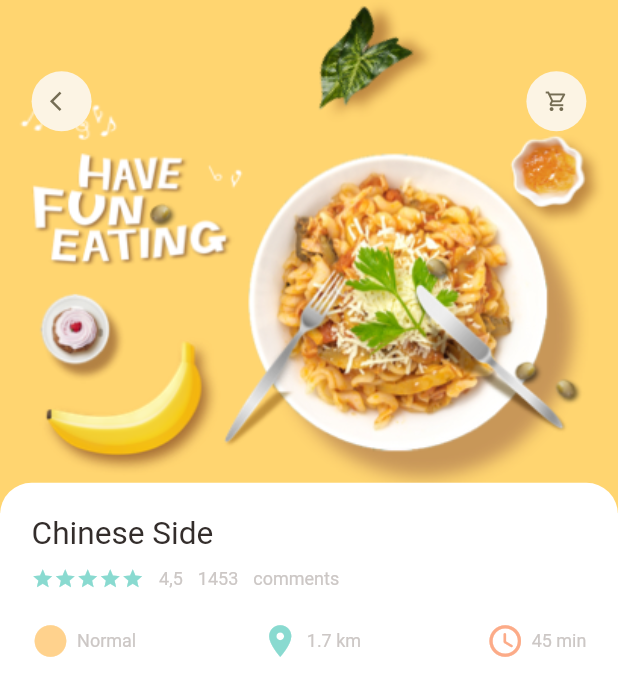
After one commit to EnesAgir-7/Food_Delivery, a Flutter app: the PopularFoodDetail screen opened directly, on a phone screen of 412 x 824 dp. The commit adds this screen. Shown: the top 696 px of the screen. Run offline on Flutter 3.47's test engine with Material 2 defaults, Android fonts, the phone set to English and light mode, and no system bars; our stand-ins replace dots_indicator, get; missing offline and left inert: dart:ffi.

Commit message:
create detail page

```diff
--- a/lib/pages/food/popular_food_detail.dart
+++ b/lib/pages/food/popular_food_detail.dart
@@ -1,12 +1,63 @@
-import 'package:flutter/cupertino.dart';
+import 'package:flutter/material.dart';
+import 'package:food_delivery/utils/colors.dart';
+import 'package:food_delivery/utils/dimensions.dart';
+import 'package:food_delivery/widgets/app_column.dart';
+import 'package:food_delivery/widgets/app_icon.dart';
+import 'package:food_delivery/widgets/big_text.dart';
+import 'package:food_delivery/widgets/icon_and_text_widget.dart';
+import 'package:food_delivery/widgets/small_text.dart';
 
 class PopularFoodDetail extends StatelessWidget {
   const PopularFoodDetail({ Key? key }) : super(key: key);
 
   @override
   Widget build(BuildContext context) {
-    return Container(
+    return Scaffold(
+      body: Stack(
+        children: [
+          Positioned(
+            left: 0,
+            right: 0,
+            child: Container(
+              width: double.maxFinite,
+              height: Dimensions.popularFoodImgSize,
+              decoration: BoxDecoration(
+                image: DecorationImage(
+                  fit: BoxFit.cover,
+                  image: AssetImage(
+                    "assets/image/food0.png"
+                ))
+              ),
+            )),
+          Positioned(
+              top: Dimensions.height45,
+              left: Dimensions.width20,
+              right: Dimensions.width20,
+              child: Row(
+                mainAxisAlignment: MainAxisAlignment.spaceBetween,
+                children: [
+                  AppIcon(icon: Icons.arrow_back_ios),
+                  AppIcon(icon: Icons.shopping_cart_outlined),
+                ],
+            )),
+          Positioned(
+            left: 0,
+            right: 0,
+            bottom: 0,
+            top:Dimensions.popularFoodImgSize-20,
+            child: Container(
+              padding: EdgeInsets.only(left: Dimensions.width20, right: Dimensions.width20,top: Dimensions.height20),
+              decoration: BoxDecoration(
+                borderRadius: BorderRadius.only(
+                  topRight: Radius.circular(Dimensions.radius20),
+                  topLeft: Radius.circular(Dimensions.radius20),
+                ),
+                color: Colors.white,
+              ),child: AppColumn(),
 
+            )),
+        ],
+      ),
     );
   }
 }
--- a/lib/pages/home/food_page_body.dart
+++ b/lib/pages/home/food_page_body.dart
@@ -5,6 +5,7 @@ import 'package:flutter/cupertino.dart';
 import 'package:flutter/material.dart';
 import 'package:food_delivery/utils/colors.dart';
 import 'package:food_delivery/utils/dimensions.dart';
+import 'package:food_delivery/widgets/app_column.dart';
 import 'package:food_delivery/widgets/big_text.dart';
 import 'package:food_delivery/widgets/icon_and_text_widget.dart';
 import 'package:food_delivery/widgets/small_text.dart';
@@ -193,47 +194,7 @@ class _FoodPageBodyState extends State<FoodPageBody> {
               decoration: BoxDecoration(borderRadius: BorderRadius.circular(Dimensions.radius20), color: Colors.white, boxShadow: [BoxShadow(color: Color(0xFFe8e8e8), blurRadius: 5.0, offset: Offset(0, 5)), BoxShadow(color: Colors.white, offset: Offset(-5, 0)), BoxShadow(color: Colors.white, offset: Offset(5, 0))]),
               child: Container(
                 padding: EdgeInsets.only(top: Dimensions.height15, left: Dimensions.width15, right: Dimensions.width15),
-                child: Column(
-                  crossAxisAlignment: CrossAxisAlignment.start,
-                  children: [
-                    BigText(text: "Chinese Side"),
-                    SizedBox(
-                      height: Dimensions.height10,
-                    ),
-                    Row(
-                      children: [
-                        Wrap(
-                          children: List.generate(
-                              5,
-                              (index) => Icon(
-                                    Icons.star,
-                                    color: AppColors.mainColor,
-                                    size: 15,
-                                  )),
-                        ),
-                        SizedBox(
-                          width: 10,
-                        ),
-                        SmallText(text: "4,5"),
-                        SizedBox(
-                          width: 10,
-                        ),
-                        SmallText(text: "1453"),
-                        SizedBox(
-                          width: 10,
-                        ),
-                        SmallText(text: "comments")
-                      ],
-                    ),
-                    SizedBox(
-                      height: Dimensions.height20,
-                    ),
-                    Row(
-                      mainAxisAlignment: MainAxisAlignment.spaceBetween,
-                      children: [IconAndTextWidget(icon: Icons.circle_sharp, text: "Normal", iconColor: AppColors.iconColor1), IconAndTextWidget(icon: Icons.location_on, text: "1.7 km", iconColor: AppColors.mainColor), IconAndTextWidget(icon: Icons.access_time_rounded, text: "45 min", iconColor: AppColors.iconColor2)],
-                    )
-                  ],
-                ),
+                child: AppColumn(),
               ),
             ),
           )
--- a/lib/utils/dimensions.dart
+++ b/lib/utils/dimensions.dart
@@ -30,9 +30,12 @@ class Dimensions {
 
   //*dynamic icon size
   static double iconSize24 = screenHeight / 32.54;
+  static double iconSize16 = screenHeight / 52.75;
 
   //* list view size
   static double listViewImgSize = screenWidth / 3.25;
   static double listViewTextContSize = screenWidth / 3.9;
 
+  //* popular food
+  static double popularFoodImgSize = screenHeight / 2.41;
 }
--- /dev/null
+++ b/lib/widgets/app_column.dart
@@ -0,0 +1,55 @@
+import 'package:flutter/material.dart';
+import 'package:food_delivery/utils/colors.dart';
+import 'package:food_delivery/utils/dimensions.dart';
+import 'package:food_delivery/widgets/big_text.dart';
+import 'package:food_delivery/widgets/icon_and_text_widget.dart';
+import 'package:food_delivery/widgets/small_text.dart';
+
+class AppColumn extends StatelessWidget {
+  const AppColumn({ Key? key }) : super(key: key);
+
+  @override
+  Widget build(BuildContext context) {
+    return Column(
+                  crossAxisAlignment: CrossAxisAlignment.start,
+                  children: [
+                    BigText(text: "Chinese Side"),
+                    SizedBox(
+                      height: Dimensions.height10,
+                    ),
+                    Row(
+                      children: [
+                        Wrap(
+                          children: List.generate(
+                              5,
+                              (index) => Icon(
+                                    Icons.star,
+                                    color: AppColors.mainColor,
+                                    size: 15,
+                                  )),
+                        ),
+                        SizedBox(
+                          width: 10,
+                        ),
+                        SmallText(text: "4,5"),
+                        SizedBox(
+                          width: 10,
+                        ),
+                        SmallText(text: "1453"),
+                        SizedBox(
+                          width: 10,
+                        ),
+                        SmallText(text: "comments")
+                      ],
+                    ),
+                    SizedBox(
+                      height: Dimensions.height20,
+                    ),
+                    Row(
+                      mainAxisAlignment: MainAxisAlignment.spaceBetween,
+                      children: [IconAndTextWidget(icon: Icons.circle_sharp, text: "Normal", iconColor: AppColors.iconColor1), IconAndTextWidget(icon: Icons.location_on, text: "1.7 km", iconColor: AppColors.mainColor), IconAndTextWidget(icon: Icons.access_time_rounded, text: "45 min", iconColor: AppColors.iconColor2)],
+                    )
+                  ],
+                );
+  }
+}
--- /dev/null
+++ b/lib/widgets/app_icon.dart
@@ -0,0 +1,27 @@
+import 'package:flutter/cupertino.dart';
+import 'package:food_delivery/utils/dimensions.dart';
+
+class AppIcon extends StatelessWidget {
+  final IconData icon;
+  final Color backgroundColor;
+  final Color iconcolor;
+  final double size;
+  AppIcon({Key? key,required this.icon, this.backgroundColor=const Color(0xFFfcf4e4), this.iconcolor=const Color(0xFF756d54), this.size=40}) : super(key: key);
+
+  @override
+  Widget build(BuildContext context) {
+    return Container(
+      width: size,
+      height: size,
+      decoration: BoxDecoration(
+        borderRadius: BorderRadius.circular(size/2),
+        color: backgroundColor
+      ),
+      child: Icon(
+        icon,
+        color: iconcolor,
+        size: Dimensions.iconSize16,
+      ),
+    );
+  }
+}
```
